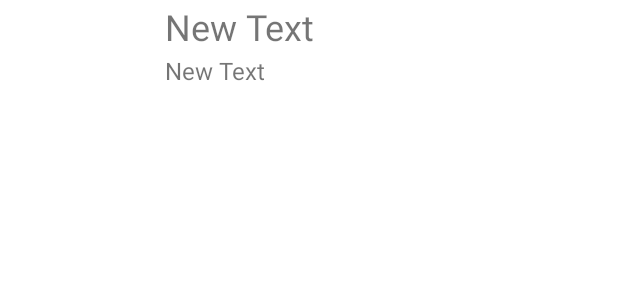
After one commit to jjy0709/DreamDP, an Android app: the layout listview_item.xml on its own in the app's theme, with its tools: preview values and no code run, on a phone screen of 412 x 824 dp. The commit adds this screen. Shown: the top 300 px of the screen. Run offline under Robolectric (Android 15) with nearby library versions, the phone set to English and light mode, and no system bars.

```diff
--- a/app/src/main/java/com/example/dreamdp/ImageAdapter.java
+++ b/app/src/main/java/com/example/dreamdp/ImageAdapter.java
@@ -13,7 +13,10 @@ public class ImageAdapter extends BaseAdapter {
             R.drawable.android, R.drawable.galbae,
             R.drawable.gazua, R.drawable.google,
             R.drawable.hyu, R.drawable.kaist,
-            R.drawable.notimetodie, R.drawable.top_gun_maverick
+            R.drawable.notimetodie, R.drawable.top_gun_maverick,
+            R.drawable.bird, R.drawable.cat,
+            R.drawable.cocomong, R.drawable.pororo,
+            R.drawable.coke1, R.drawable.pepsi
     };
 
     public ImageAdapter(Context c) {
--- /dev/null
+++ b/app/src/main/res/layout/listview_item.xml
@@ -0,0 +1,36 @@
+<?xml version="1.0" encoding="utf-8"?>
+<LinearLayout xmlns:android="http://schemas.android.com/apk/res/android"
+    android:orientation="horizontal" android:layout_width="match_parent"
+    android:layout_height="match_parent">
+
+    <ImageView
+        android:layout_width="60dp"
+        android:layout_height="60dp"
+        android:id="@+id/imageView1"
+        android:layout_weight="1" />
+
+    <LinearLayout
+        android:orientation="vertical"
+        android:layout_width="wrap_content"
+        android:layout_height="60dp"
+        android:layout_weight="4">
+
+        <TextView
+            android:layout_width="match_parent"
+            android:layout_height="wrap_content"
+            android:text="New Text"
+            android:id="@+id/textView1"
+            android:textSize="24dp"
+            android:gravity="center_vertical"
+            android:layout_weight="2" />
+
+        <TextView
+            android:layout_width="match_parent"
+            android:layout_height="wrap_content"
+            android:text="New Text"
+            android:id="@+id/textView2"
+            android:textSize="16dp"
+            android:layout_weight="1" />
+    </LinearLayout>
+
+</LinearLayout>
```
Also changed, not shown: app/src/main/res/layout/activity_contact.xml (added, +9 -0 lines), app/src/main/res/layout/contact_image.xml (added, +40 -0 lines), app/src/main/res/drawable-hdpi/bird.jpg (added), app/src/main/res/drawable-hdpi/cat.jpg (added), app/src/main/res/drawable-hdpi/cocomong.jpg (added), app/src/main/res/drawable-hdpi/coke1.png (added), app/src/main/res/drawable-hdpi/pepsi.jpg (added), app/src/main/res/drawable-hdpi/pororo.jpg (added).
